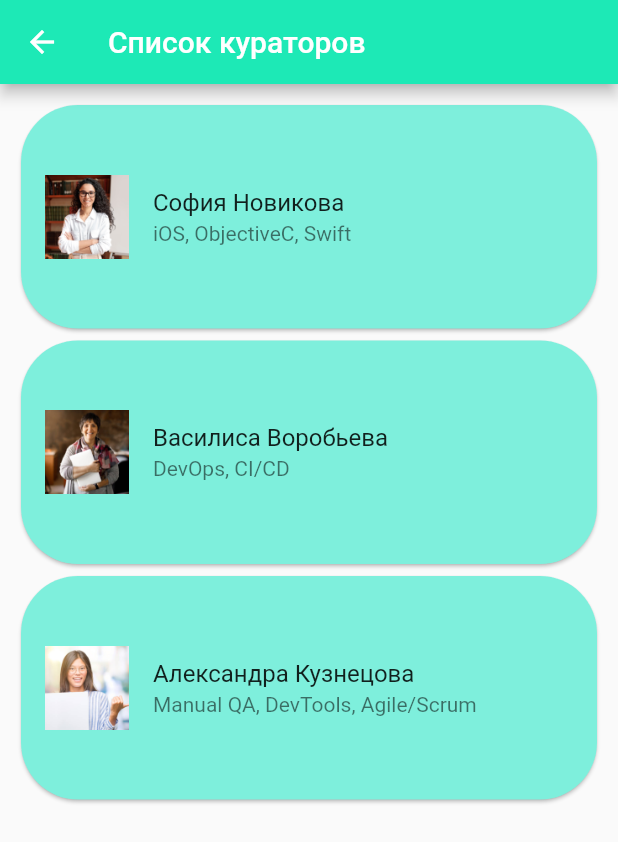
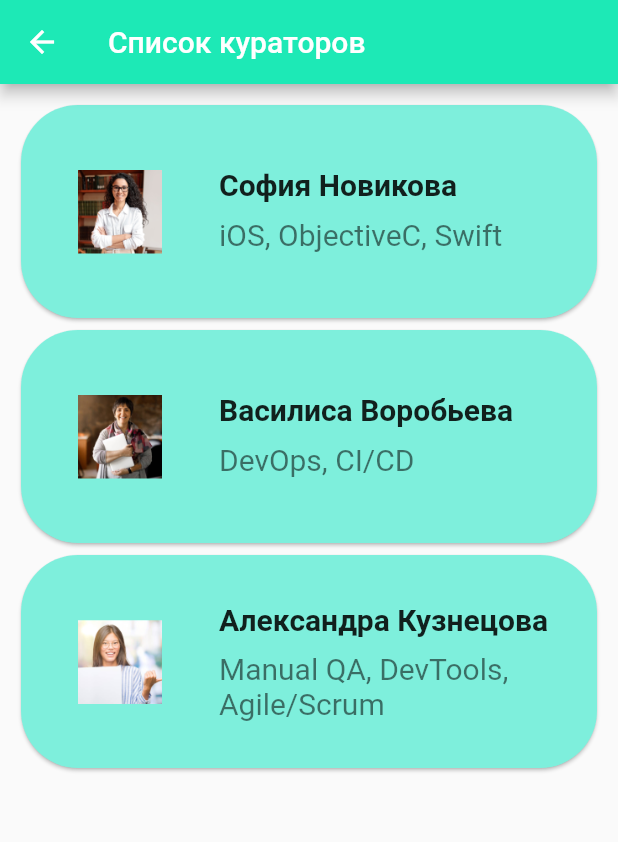
Before and after one commit to sv-makh/team15, a Flutter app: the Curators screen opened directly with empty values, on a phone screen of 412 x 824 dp. Shown: the top 842 px of the screen. Run offline on Flutter 3.47's test engine with Material 2 defaults, Android fonts, the phone set to English and light mode, and no system bars; our stand-ins replace splashscreen.

Commit message:
cards on Lectures screen & Curators screen look like on Figma; fix navigation

```diff
--- a/lib/Decor/custom_card.dart
+++ /dev/null
@@ -1,29 +0,0 @@
-import 'package:flutter/material.dart';
-import 'package:team15/Decor/custom_colors.dart';
-
-class CustomCard extends StatelessWidget {
-  String image;
-  String title;
-  String subtitle;
-  Function onTap;
-
-  CustomCard(this.image, this.title, this.subtitle, this.onTap);
-
-  @override
-  Widget build(BuildContext context) {
-    return Container(
-      height: 157,
-      child: Card(
-      color: buttonColor,
-      shape: RoundedRectangleBorder(
-        borderRadius: BorderRadius.circular(38.0),
-      ),
-      child: Center( child: ListTile(
-        leading: Image.asset(image),
-        title: Text(title),
-        subtitle: Text(subtitle),
-        onTap: () => onTap,
-      )),
-    ));
-  }
-}
--- a/lib/Decor/custom_colors.dart
+++ b/lib/Decor/custom_colors.dart
@@ -11,3 +11,6 @@ List<Color?> categoryColors = [
 ];
 
 Color buttonColor = Color.fromRGBO(126, 239, 220, 1);
+
+Color darkMint = Color.fromRGBO(0, 181, 133, 1);
+Color lightMint = Color.fromRGBO(29, 233, 182, 1);
--- a/lib/Screens/curators.dart
+++ b/lib/Screens/curators.dart
@@ -1,16 +1,14 @@
 import 'package:flutter/material.dart';
 import 'package:team15/Data/data.dart';
 import 'package:team15/Screens/curator_profile.dart';
-import 'package:team15/Decor/custom_card.dart';
+import 'package:team15/Decor/custom_colors.dart';
 
 class Curators extends StatelessWidget {
-  int indexCategory = 0;
-  int indexSubcategory = 0;
+  final int indexCategory;
+  final int indexSubcategory;
+  final Function(int, int, int)? onPush;
 
-  Curators(int iC, int iSC) {
-    indexCategory = iC;
-    indexSubcategory = iSC;
-  }
+  Curators(this.indexCategory, this.indexSubcategory, {this.onPush});
 
   @override
   Widget build(BuildContext context) {
@@ -27,33 +25,38 @@ class Curators extends StatelessWidget {
           child: ListView.builder(
               itemCount: curatorsOfSubcategory!.length,
               itemBuilder: ((BuildContext context, int index) {
-                return CustomCard(curatorsOfSubcategory[index].avatar,
-                    curatorsOfSubcategory[index].name,
-                    curatorsOfSubcategory[index].bio,
-                    () {
-                      Route route = MaterialPageRoute(
-                          builder: ((context) => CuratorProfile(
-                              indexCategory, indexSubcategory, index)));
-                      Navigator.push(context, route);
-                    }
-                    );
-                /*return Card(
-                  color: const Color.fromRGBO(126, 239, 220, 1),
-                  shape: RoundedRectangleBorder(
-                    borderRadius: BorderRadius.circular(38.0),
-                  ),
-                  child: ListTile(
-                    leading: Image.asset(curatorsOfSubcategory[index].avatar),
-                    title: Text(curatorsOfSubcategory[index].name),
-                    subtitle: Text(curatorsOfSubcategory[index].bio),
-                    onTap: () {
-                      Route route = MaterialPageRoute(
-                          builder: ((context) => CuratorProfile(
-                              indexCategory, indexSubcategory, index)));
-                      Navigator.push(context, route);
-                    },
-                  ),
-                );*/
+                Curator curator = curatorsOfSubcategory[index];
+
+                return Container(
+                    height: 150,
+                    child: Card(
+                      color: buttonColor,
+                      shape: RoundedRectangleBorder(
+                        borderRadius: BorderRadius.circular(38.0),
+                      ),
+                      child: Center( child: ListTile(
+                        leading: Container(
+                          height: 100,
+                          width: 100,
+                          decoration: BoxDecoration(
+                              borderRadius: BorderRadius.circular(18),
+                              image: DecorationImage(
+                                  image: AssetImage(curator.avatar),
+                                  fit: BoxFit.fitHeight
+                              )
+                          ),
+                        ),
+                        title: Padding( child: Text(curator.name,
+                          style: TextStyle(fontSize: 20, fontWeight: FontWeight.bold),
+                        ),
+                          padding: const EdgeInsets.only(bottom: 10),
+                        ),
+                        subtitle: Text(curator.bio,
+                          style: TextStyle(fontSize: 20, ),
+                        ),
+                        onTap: () => onPush?.call(indexCategory, indexSubcategory, index),
+                      )),
+                    ));
               })),
         ));
   }
```
Also changed, not shown: lib/Screens/lectures.dart (+36 -25 lines), lib/Screens/subcategories.dart (+5 -6 lines), lib/tab_navigator.dart (+16 -3 lines).
